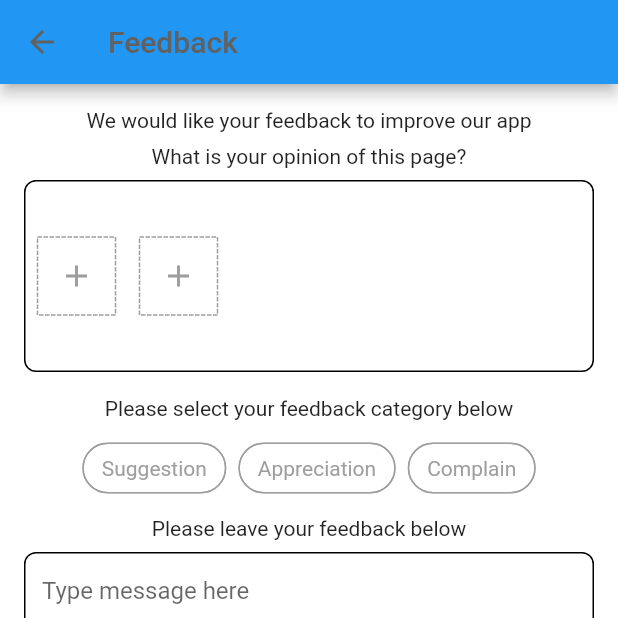
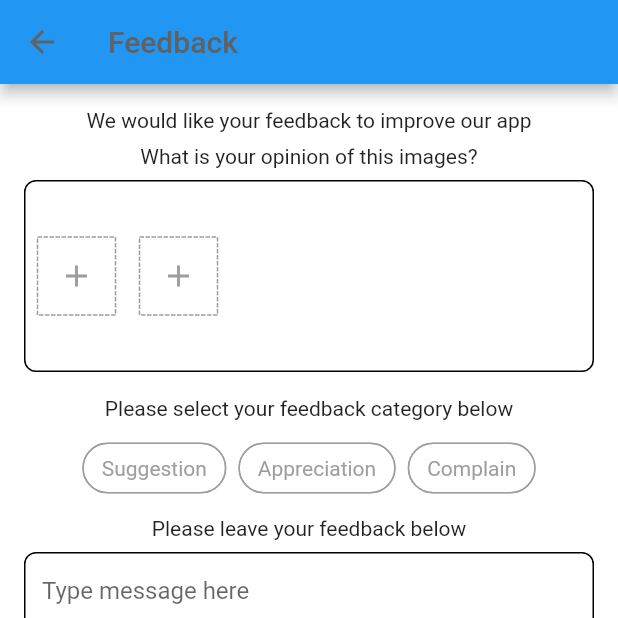
Before and after one commit to nusanet/flutter-feedback-plugin, a Flutter app: the FlutterFeedbackPluginPage screen opened directly with empty values, after a tap on "SEND", on a phone screen of 412 x 824 dp, the top half of it. Run offline on Flutter 3.47's test engine with Material 2 defaults, Android fonts, the phone set to English and light mode, and no system bars; drawn by our look-alikes of dotted_border; our stand-ins replace flutter_image_compress, flutter_native_screenshot, image_picker, permission_handler; missing offline and left inert: coderjava_image_editor_pro.

Commit message:
Update localization
Tambahkan string `pleaseUpdateScreenshot`

```diff
--- a/lib/localization/en_message.dart
+++ b/lib/localization/en_message.dart
@@ -108,7 +108,7 @@ class EnMessage implements LookupMessage {
 
   @override
   String whatIsYourOpinionOfThisPage() {
-    return 'What is your opinion of this page?';
+    return 'What is your opinion of this images?';
   }
 
   @override
@@ -120,4 +120,9 @@ class EnMessage implements LookupMessage {
   String viewScreenshot() {
     return 'View Screenshot';
   }
+
+  @override
+  String pleaseUploadScreenshot() {
+    return 'Please provide at least one image to support your feedback';
+  }
 }
--- a/lib/localization/lookup_message.dart
+++ b/lib/localization/lookup_message.dart
@@ -46,4 +46,6 @@ abstract class LookupMessage {
   String typeMessageHere();
 
   String viewScreenshot();
+
+  String pleaseUploadScreenshot();
 }
```
Also changed, not shown: lib/localization/id_message.dart (+6 -1 lines).
